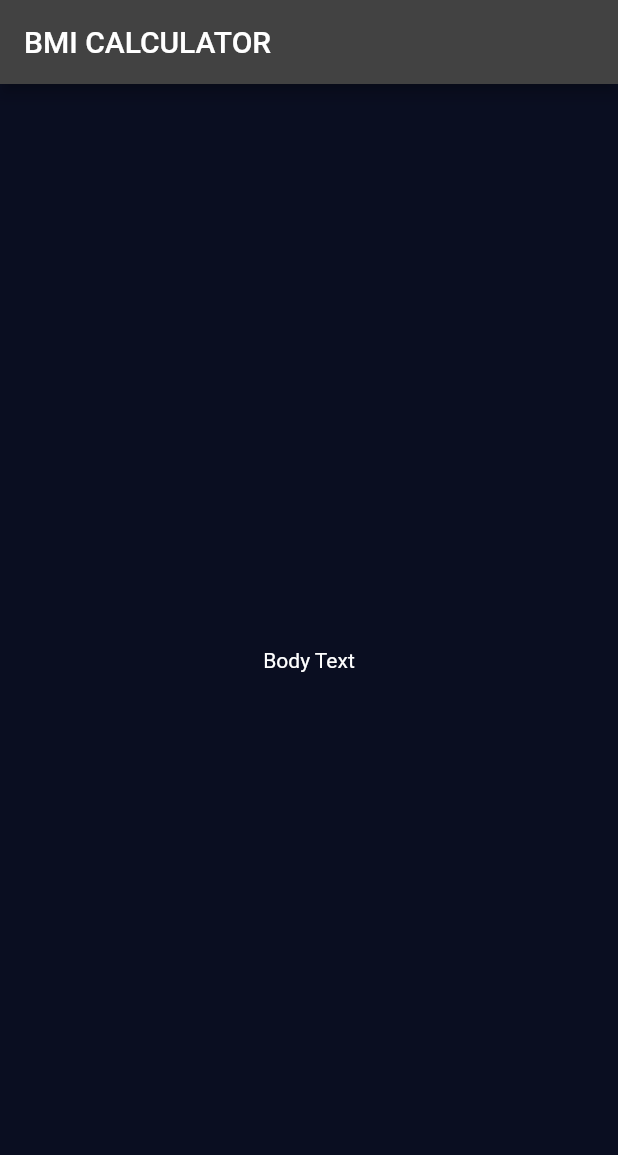
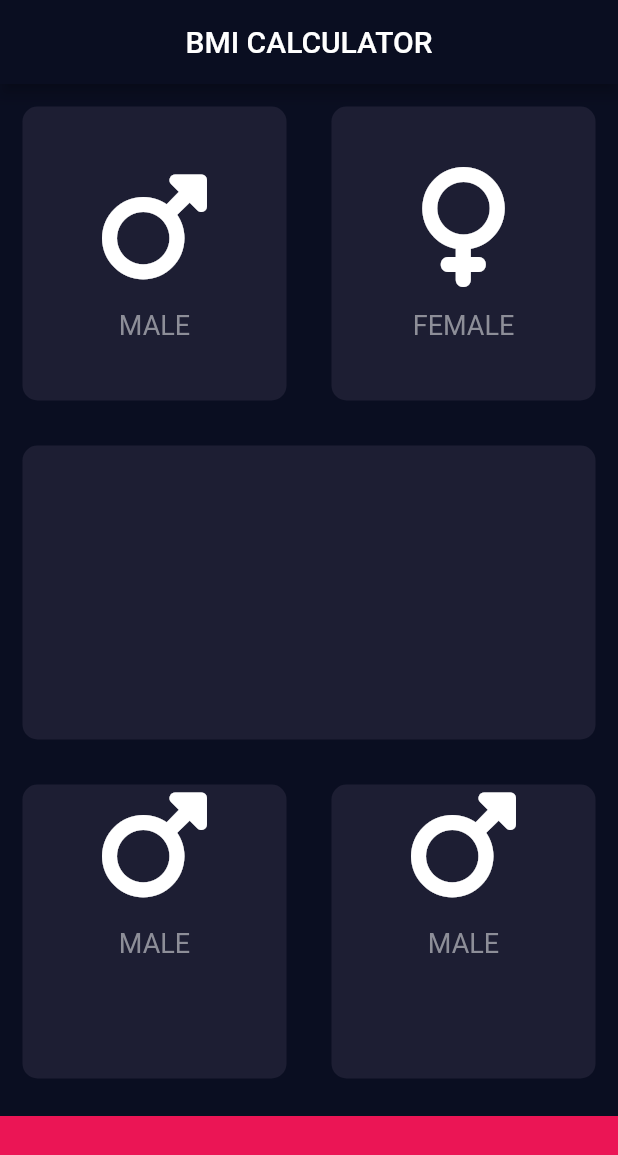
Before and after one commit to LightMe42/bmi_calc, a Flutter app: the screen it shows after launch, on a phone screen of 412 x 824 dp. Shown: the top 1155 px of the screen. Run offline on Flutter 3.47's test engine with Material 2 defaults, Android fonts, the phone set to English and light mode, and no system bars; our stand-ins replace font_awesome_flutter.

Commit message:
add icons and fonts, refactor the structure, move new widgets into separate files

```diff
--- /dev/null
+++ b/lib/icon_content.dart
@@ -0,0 +1,33 @@
+import 'package:flutter/material.dart';
+
+const double iconSize = 80.0;
+const double sizedBoxHeight = 15.0;
+const double iconFontSize = 18.0;
+const Color iconTextColor = Color(0xFF8D8E98);
+
+class IconContent extends StatelessWidget {
+  final IconData icon;
+  final String buttonText;
+
+  const IconContent({required this.icon, required this.buttonText});
+
+  @override
+  Widget build(BuildContext context) {
+    return Column(
+      mainAxisAlignment: MainAxisAlignment.center,
+      children: <Widget>[
+        Icon(
+          icon,
+          size: iconSize,
+        ),
+        const SizedBox(
+          height: sizedBoxHeight,
+        ),
+        Text(
+          buttonText,
+          style: const TextStyle(fontSize: iconFontSize, color: iconTextColor),
+        )
+      ],
+    );
+  }
+}
--- a/lib/input.dart
+++ b/lib/input.dart
@@ -1,4 +1,11 @@
 import 'package:flutter/material.dart';
+import 'package:font_awesome_flutter/font_awesome_flutter.dart';
+import 'icon_content.dart';
+import 'reusable_card.dart';
+
+const bottomContainerHeight = 80.0;
+const activeCardColor = Color(0xFF1D1E33);
+const bottomButtonColor = Color(0xFFEB1555);
 
 class InputPage extends StatefulWidget {
   const InputPage({super.key});
@@ -12,10 +19,94 @@ class _InputPageState extends State<InputPage> {
   Widget build(BuildContext context) {
     return Scaffold(
       appBar: AppBar(
-        title: const Text('BMI CALCULATOR'),
-      ),
-      body: const Center(
-        child: Text('Body Text'),
+          title: const Center(child: Text('BMI CALCULATOR')),
+          backgroundColor: const Color(0xFF0A0E21)),
+      body: Column(
+        children: <Widget>[
+          Expanded(
+            child: Row(
+              children: <Widget>[
+                Expanded(
+                  child: ReusableCard(
+                    color: activeCardColor,
+                    childCard: const IconContent(
+                      icon: FontAwesomeIcons.mars,
+                      buttonText: 'MALE',
+                    ),
+                  ),
+                ),
+                Expanded(
+                  child: ReusableCard(
+                    color: activeCardColor,
+                    childCard: const IconContent(
+                      icon: FontAwesomeIcons.venus,
+                      buttonText: 'FEMALE',
+                    ),
+                  ),
+                ),
+              ],
+            ),
+          ),
+          Expanded(
+              child: ReusableCard(
+            color: activeCardColor,
+            childCard: Container(),
+          )),
+          Expanded(
+            child: Row(
+              children: <Widget>[
+                Expanded(
+                  child: ReusableCard(
+                    color: activeCardColor,
+                    childCard: Column(
+                      children: const <Widget>[
+                        Icon(
+                          FontAwesomeIcons.mars,
+                          size: 80.0,
+                        ),
+                        SizedBox(
+                          height: 15.0,
+                        ),
+                        Text(
+                          'MALE',
+                          style: TextStyle(
+                              fontSize: 18.0, color: Color(0xFF8D8E98)),
+                        ),
+                      ],
+                    ),
+                  ),
+                ),
+                Expanded(
+                  child: ReusableCard(
+                    color: activeCardColor,
+                    childCard: Column(
+                      children: const <Widget>[
+                        Icon(
+                          FontAwesomeIcons.mars,
+                          size: 80.0,
+                        ),
+                        SizedBox(
+                          height: 15.0,
+                        ),
+                        Text(
+                          'MALE',
+                          style: TextStyle(
+                              fontSize: 18.0, color: Color(0xFF8D8E98)),
+                        )
+                      ],
+                    ),
+                  ),
+                ),
+              ],
+            ),
+          ),
+          Container(
+            color: bottomButtonColor,
+            margin: const EdgeInsets.only(top: 10.0),
+            width: double.infinity,
+            height: bottomContainerHeight,
+          )
+        ],
       ),
     );
   }
--- a/lib/main.dart
+++ b/lib/main.dart
@@ -9,6 +9,7 @@ class BMICalculator extends StatelessWidget {
   @override
   Widget build(BuildContext context) {
     return MaterialApp(
+      debugShowCheckedModeBanner: false,
       home: InputPage(),
       theme: ThemeData.dark().copyWith(
         scaffoldBackgroundColor: Color(0xFF0A0E21),
--- /dev/null
+++ b/lib/reusable_card.dart
@@ -0,0 +1,19 @@
+import 'package:flutter/material.dart';
+
+class ReusableCard extends StatelessWidget {
+  ReusableCard({required this.color, required this.childCard});
+
+  final Color color;
+  final Widget childCard;
+  @override
+  Widget build(BuildContext context) {
+    return Container(
+      margin: const EdgeInsets.all(15.0),
+      decoration: BoxDecoration(
+        color: color,
+        borderRadius: BorderRadius.circular(10.0),
+      ),
+      child: childCard,
+    );
+  }
+}
--- a/pubspec.yaml
+++ b/pubspec.yaml
@@ -11,6 +11,7 @@ dependencies:
   flutter:
     sdk: flutter
   cupertino_icons: ^1.0.2
+  font_awesome_flutter: ^10.3.0
 
 dev_dependencies:
   flutter_test:
```
Also changed, not shown: pubspec.lock, 1 other file.
